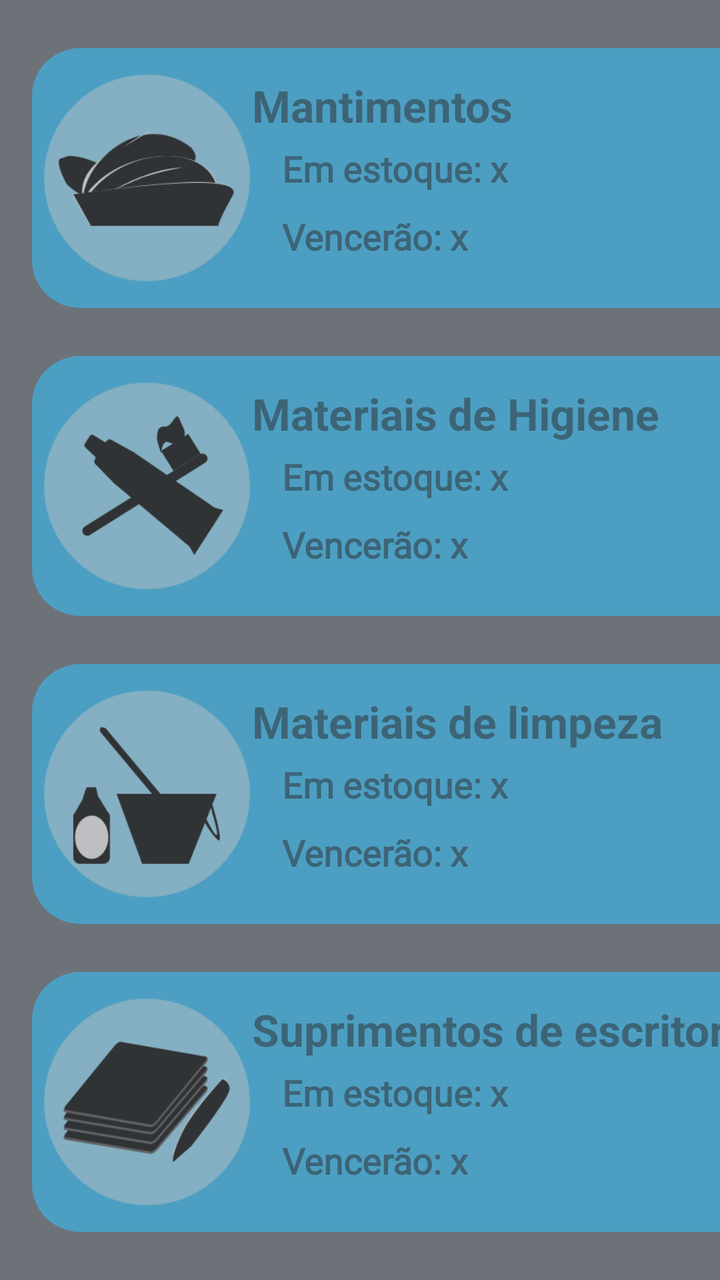
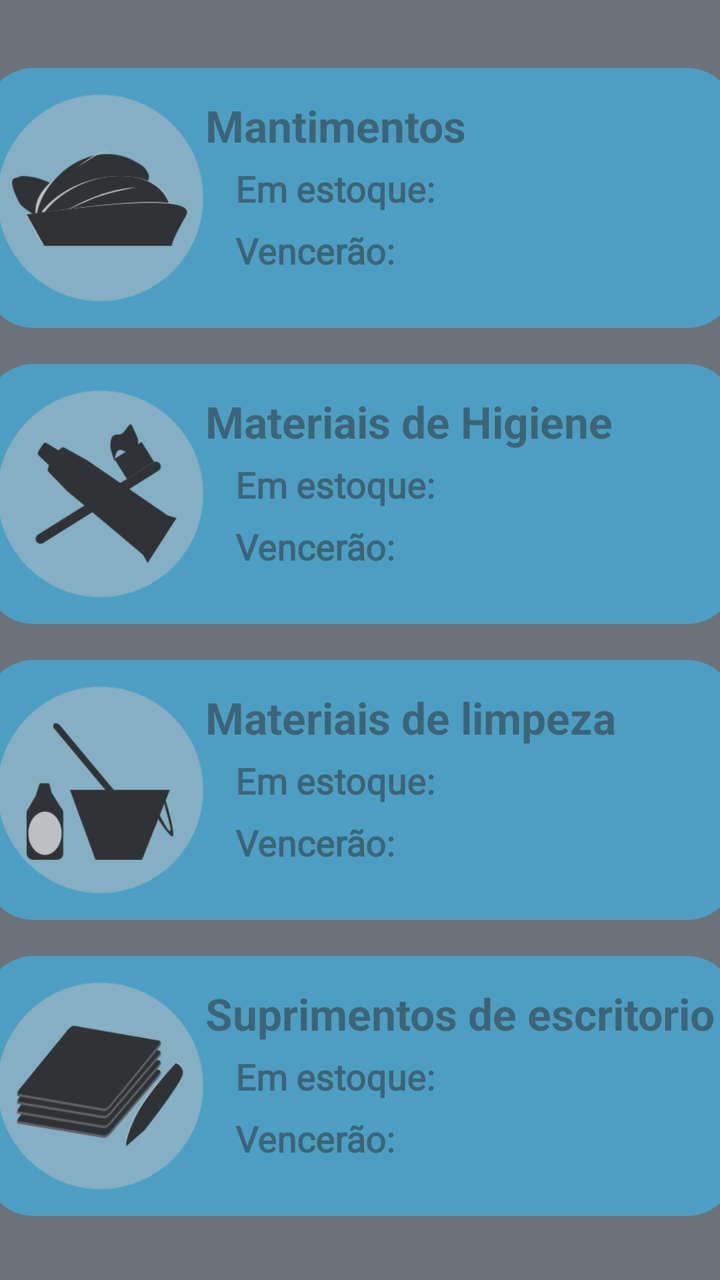

Compare the two renders of this Android layout. The source of the first and the diff that turns it into the second are given below.
<!-- AndroidManifest.xml: application theme AppTheme -->
<!-- res/layout/activity_home.xml -->
<?xml version="1.0" encoding="utf-8"?>
<androidx.constraintlayout.widget.ConstraintLayout xmlns:android="http://schemas.android.com/apk/res/android"
    xmlns:app="http://schemas.android.com/apk/res-auto"
    xmlns:tools="http://schemas.android.com/tools"
    android:layout_width="match_parent"
    android:layout_height="match_parent"
    android:background="@color/graphite"
    tools:context=".Home">

    <LinearLayout
        android:id="@+id/home_view"
        android:orientation="vertical"
        android:layout_width="match_parent"
        android:layout_height="wrap_content"
        app:layout_constraintTop_toTopOf="parent">

        <RelativeLayout
            android:clickable="true"
            android:focusable="true"
            android:layout_width="375dp"
            android:layout_height="130dp"
            android:layout_marginTop="24dp"
            android:layout_marginStart="16dp"
            android:background="@drawable/rounded_shape"
            android:backgroundTint="@color/softBlue"
            android:alpha="0.55">

            <androidx.appcompat.widget.AppCompatImageView
                android:id="@+id/food_icon"
                android:layout_width="115dp"
                android:layout_height="115dp"
                android:layout_marginTop="7.5dp"
                android:background="@drawable/food_icon" />

            <TextView
                android:layout_width="wrap_content"
                android:layout_height="wrap_content"
                android:text="@string/food"
                android:textSize="22sp"
                android:textStyle="bold"
                android:layout_marginStart="110dp"
                android:layout_marginTop="14dp"/>

            <TextView
                android:layout_width="wrap_content"
                android:layout_height="wrap_content"
                android:text="@string/quantity"
                android:textSize="18sp"
                android:textStyle="bold"
                android:fontFamily="@font/noto_serif_bold"
                android:layout_marginStart="125dp"
                android:layout_marginTop="48dp"/>

            <TextView
                android:layout_width="wrap_content"
                android:layout_height="wrap_content"
                android:text="@string/vence"
                android:textSize="18sp"
                android:textStyle="bold"
                android:fontFamily="@font/noto_serif_bold"
                android:layout_marginStart="125dp"
                android:layout_marginTop="82dp"/>

        </RelativeLayout>

        <RelativeLayout
            android:clickable="true"
            android:focusable="true"
            android:layout_width="375dp"
            android:layout_height="130dp"
            android:layout_marginTop="24dp"
            android:layout_marginStart="16dp"
            android:background="@drawable/rounded_shape"
            android:backgroundTint="@color/softBlue"
            android:alpha="0.55">

            <androidx.appcompat.widget.AppCompatImageView
                android:layout_width="115dp"
                android:layout_height="115dp"
                android:layout_marginTop="7.5dp"
                android:background="@drawable/higienis_icon" />

            <TextView
                android:layout_width="wrap_content"
                android:layout_height="wrap_content"
                android:text="@string/self_clean"
                android:textSize="22sp"
                android:textStyle="bold"
                android:layout_marginStart="110dp"
                android:layout_marginTop="14dp"/>

            <TextView
                android:layout_width="wrap_content"
                android:layout_height="wrap_content"
                android:text="@string/quantity"
                android:textSize="18sp"
                android:textStyle="bold"
                android:fontFamily="@font/noto_serif_bold"
                android:layout_marginStart="125dp"
                android:layout_marginTop="48dp"/>

            <TextView
                android:layout_width="wrap_content"
                android:layout_height="wrap_content"
                android:text="@string/vence"
                android:textSize="18sp"
                android:textStyle="bold"
                android:fontFamily="@font/noto_serif_bold"
                android:layout_marginStart="125dp"
                android:layout_marginTop="82dp"/>

        </RelativeLayout>

        <RelativeLayout
            android:clickable="true"
            android:focusable="true"
            android:layout_width="375dp"
            android:layout_height="130dp"
            android:layout_marginTop="24dp"
            android:layout_marginStart="16dp"
            android:background="@drawable/rounded_shape"
            android:backgroundTint="@color/softBlue"
            android:alpha="0.55">

            <androidx.appcompat.widget.AppCompatImageView
                android:layout_width="115dp"
                android:layout_height="115dp"
                android:layout_marginTop="7.5dp"
                android:background="@drawable/cleaning_icon" />

            <TextView
                android:layout_width="wrap_content"
                android:layout_height="wrap_content"
                android:text="@string/clean"
                android:textSize="22sp"
                android:textStyle="bold"
                android:layout_marginStart="110dp"
                android:layout_marginTop="14dp"/>

            <TextView
                android:layout_width="wrap_content"
                android:layout_height="wrap_content"
                android:text="@string/quantity"
                android:textSize="18sp"
                android:textStyle="bold"
                android:fontFamily="@font/noto_serif_bold"
                android:layout_marginStart="125dp"
                android:layout_marginTop="48dp"/>

            <TextView
                android:layout_width="wrap_content"
                android:layout_height="wrap_content"
                android:text="@string/vence"
                android:textSize="18sp"
                android:textStyle="bold"
                android:fontFamily="@font/noto_serif_bold"
                android:layout_marginStart="125dp"
                android:layout_marginTop="82dp"/>

        </RelativeLayout>

        <RelativeLayout
            android:clickable="true"
            android:focusable="true"
            android:layout_width="375dp"
            android:layout_height="130dp"
            android:layout_marginTop="24dp"
            android:layout_marginStart="16dp"
            android:background="@drawable/rounded_shape"
            android:backgroundTint="@color/softBlue"
            android:alpha="0.55">

            <androidx.appcompat.widget.AppCompatImageView
                android:layout_width="115dp"
                android:layout_height="115dp"
                android:layout_marginTop="7.5dp"
                android:background="@drawable/office_icon" />

            <TextView
                android:layout_width="wrap_content"
                android:layout_height="wrap_content"
                android:text="@string/office"
                android:textSize="22sp"
                android:textStyle="bold"
                android:layout_marginStart="110dp"
                android:layout_marginTop="14dp"/>

            <TextView
                android:layout_width="wrap_content"
                android:layout_height="wrap_content"
                android:text="@string/quantity"
                android:textSize="18sp"
                android:textStyle="bold"
                android:fontFamily="@font/noto_serif_bold"
                android:layout_marginStart="125dp"
                android:layout_marginTop="48dp"/>

            <TextView
                android:layout_width="wrap_content"
                android:layout_height="wrap_content"
                android:text="@string/vence"
                android:textSize="18sp"
                android:textStyle="bold"
                android:fontFamily="@font/noto_serif_bold"
                android:layout_marginStart="125dp"
                android:layout_marginTop="82dp"/>

        </RelativeLayout>

    </LinearLayout>
</androidx.constraintlayout.widget.ConstraintLayout>
<!-- resources referenced by this layout -->
<resources>
  <color name="graphite">#6D7278</color>
  <color name="softBlue">#32C5FF</color>
  <!-- drawable cleaning_icon: png bitmap (drawable, 13302 bytes) -->
  <!-- drawable food_icon: png bitmap (drawable, 13452 bytes) -->
  <!-- drawable higienis_icon: png bitmap (drawable, 14084 bytes) -->
  <!-- drawable office_icon: png bitmap (drawable, 17170 bytes) -->
  <!-- drawable rounded_shape (drawable) -->
  <?xml version="1.0" encoding="utf-8"?>
  <shape xmlns:android="http://schemas.android.com/apk/res/android">
      <solid android:color="@color/boldBlue"/>
      <corners android:radius="24dp"/>
  </shape>
  <string name="clean">Materiais de limpeza</string>
  <string name="food">Mantimentos</string>
  <string name="office">Suprimentos de escritorio</string>
  <string name="quantity">Em estoque: x</string>
  <string name="self_clean">Materiais de Higiene</string>
  <string name="vence">Vencerão: x</string>
  <style name="AppTheme" parent="Theme.AppCompat.Light.NoActionBar">
          
          <item name="colorPrimary">@color/colorPrimary</item>
          <item name="colorPrimaryDark">@color/colorPrimaryDark</item>
          <item name="colorAccent">@color/colorAccent</item>
  
          <item name="android:navigationBarColor">@color/graphite</item>
          <item name="android:statusBarColor">@color/graphite</item>
      </style>
  <color name="boldBlue">#3296FF</color>
  <color name="colorPrimary">#008577</color>
  <color name="colorPrimaryDark">#00574B</color>
  <color name="colorAccent">#D81B60</color>
</resources>

<!-- the commit's change to res/layout/activity_home.xml (unified diff, before → after) -->
@@ -11,16 +11,18 @@
         android:id="@+id/home_view"
         android:orientation="vertical"
         android:layout_width="match_parent"
-        android:layout_height="wrap_content"
-        app:layout_constraintTop_toTopOf="parent">
+        android:layout_height="match_parent"
+        android:layout_marginTop="16dp"
+        app:layout_constraintTop_toTopOf="parent"
+        app:layout_constraintStart_toStartOf="parent">
 
         <RelativeLayout
             android:clickable="true"
             android:focusable="true"
             android:layout_width="375dp"
             android:layout_height="130dp"
-            android:layout_marginTop="24dp"
-            android:layout_marginStart="16dp"
+            android:layout_marginTop="18dp"
+            android:layout_gravity="center_horizontal"
             android:background="@drawable/rounded_shape"
             android:backgroundTint="@color/softBlue"
             android:alpha="0.55">
@@ -41,25 +43,67 @@
                 android:layout_marginStart="110dp"
                 android:layout_marginTop="14dp"/>
 
-            <TextView
-                android:layout_width="wrap_content"
-                android:layout_height="wrap_content"
-                android:text="@string/quantity"
-                android:textSize="18sp"
-                android:textStyle="bold"
-                android:fontFamily="@font/noto_serif_bold"
-                android:layout_marginStart="125dp"
-                android:layout_marginTop="48dp"/>
-
-            <TextView
-                android:layout_width="wrap_content"
-                android:layout_height="wrap_content"
-                android:text="@string/vence"
-                android:textSize="18sp"
-                android:textStyle="bold"
-                android:fontFamily="@font/noto_serif_bold"
-                android:layout_marginStart="125dp"
-                android:layout_marginTop="82dp"/>
+            <LinearLayout
+                android:layout_width="wrap_content"
+                android:layout_height="wrap_content"
+                android:orientation="horizontal"
+                android:layout_marginStart="125dp"
+                android:layout_marginTop="48dp">
+
+                <TextView
+                    android:layout_width="wrap_content"
+                    android:layout_height="wrap_content"
+                    android:text="@string/quantity"
+                    android:textSize="18sp"
+                    android:textStyle="bold"
+                    android:fontFamily="@font/noto_serif_bold"/>
+
+                <TextView
+                    android:id="@+id/food_stock"
+                    android:layout_width="wrap_content"
+                    android:textAlignment="center"
+                    android:layout_height="32dp"
+                    android:background="@drawable/rounded_shape"
+                    android:backgroundTint="@color/graphite"
+                    android:textSize="18sp"
+                    android:alpha="0.75"
+                    android:textColor="@android:color/white"
+                    android:textStyle="bold"
+                    android:fontFamily="@font/noto_serif_bold"
+                    android:layout_marginStart="6dp"/>
+
+            </LinearLayout>
+
+            <LinearLayout
+                android:layout_width="wrap_content"
+                android:layout_height="wrap_content"
+                android:orientation="horizontal"
+                android:layout_marginStart="125dp"
+                android:layout_marginTop="79dp">
+
+                <TextView
+                    android:layout_width="wrap_content"
+                    android:layout_height="wrap_content"
+                    android:fontFamily="@font/noto_serif_bold"
+                    android:text="@string/vence"
+                    android:textSize="18sp"
+                    android:textStyle="bold" />
+
+                <TextView
+                    android:id="@+id/food_vencidos"
+                    android:layout_width="wrap_content"
+                    android:layout_height="32dp"
+                    android:layout_marginStart="6dp"
+                    android:alpha="0.75"
+                    android:background="@drawable/rounded_shape"
+                    android:backgroundTint="@color/graphite"
+                    android:fontFamily="@font/noto_serif_bold"
+                    android:textAlignment="center"
+                    android:textColor="@android:color/white"
+                    android:textSize="18sp"
+                    android:textStyle="bold" />
+
+            </LinearLayout>
 
         </RelativeLayout>
 
@@ -68,8 +112,8 @@
             android:focusable="true"
             android:layout_width="375dp"
             android:layout_height="130dp"
-            android:layout_marginTop="24dp"
-            android:layout_marginStart="16dp"
+            android:layout_marginTop="18dp"
+            android:layout_gravity="center_horizontal"
             android:background="@drawable/rounded_shape"
             android:backgroundTint="@color/softBlue"
             android:alpha="0.55">
@@ -89,25 +133,67 @@
                 android:layout_marginStart="110dp"
                 android:layout_marginTop="14dp"/>
 
-            <TextView
-                android:layout_width="wrap_content"
-                android:layout_height="wrap_content"
-                android:text="@string/quantity"
-                android:textSize="18sp"
-                android:textStyle="bold"
-                android:fontFamily="@font/noto_serif_bold"
-                android:layout_marginStart="125dp"
-                android:layout_marginTop="48dp"/>
-
-            <TextView
-                android:layout_width="wrap_content"
-                android:layout_height="wrap_content"
-                android:text="@string/vence"
-                android:textSize="18sp"
-                android:textStyle="bold"
-                android:fontFamily="@font/noto_serif_bold"
-                android:layout_marginStart="125dp"
-                android:layout_marginTop="82dp"/>
+            <LinearLayout
+                android:layout_width="wrap_content"
+                android:layout_height="wrap_content"
+                android:orientation="horizontal"
+                android:layout_marginStart="125dp"
+                android:layout_marginTop="48dp">
+
+                <TextView
+                    android:layout_width="wrap_content"
+                    android:layout_height="wrap_content"
+                    android:text="@string/quantity"
+                    android:textSize="18sp"
+                    android:textStyle="bold"
+                    android:fontFamily="@font/noto_serif_bold"/>
+
+                <TextView
+                    android:id="@+id/higiene_stock"
+                    android:layout_width="wrap_content"
+                    android:textAlignment="center"
+                    android:layout_height="32dp"
+                    android:background="@drawable/rounded_shape"
+                    android:backgroundTint="@color/graphite"
+                    android:textSize="18sp"
+                    android:alpha="0.75"
+                    android:textColor="@android:color/white"
+                    android:textStyle="bold"
+                    android:fontFamily="@font/noto_serif_bold"
+                    android:layout_marginStart="6dp"/>
+
+            </LinearLayout>
+
+            <LinearLayout
+                android:layout_width="wrap_content"
+                android:layout_height="wrap_content"
+                android:orientation="horizontal"
+                android:layout_marginStart="125dp"
+                android:layout_marginTop="79dp">
+
+                <TextView
+                    android:layout_width="wrap_content"
+                    android:layout_height="wrap_content"
+                    android:fontFamily="@font/noto_serif_bold"
+                    android:text="@string/vence"
+                    android:textSize="18sp"
+                    android:textStyle="bold" />
+
+                <TextView
+                    android:id="@+id/higiene_vencidos"
+                    android:layout_width="wrap_content"
+                    android:layout_height="32dp"
+                    android:layout_marginStart="6dp"
+                    android:alpha="0.75"
+                    android:background="@drawable/rounded_shape"
+                    android:backgroundTint="@color/graphite"
+                    android:fontFamily="@font/noto_serif_bold"
+                    android:textAlignment="center"
+                    android:textColor="@android:color/white"
+                    android:textSize="18sp"
+                    android:textStyle="bold" />
+
+            </LinearLayout>
 
         </RelativeLayout>
 
@@ -116,8 +202,8 @@
             android:focusable="true"
             android:layout_width="375dp"
             android:layout_height="130dp"
-            android:layout_marginTop="24dp"
-            android:layout_marginStart="16dp"
+            android:layout_marginTop="18dp"
+            android:layout_gravity="center_horizontal"
             android:background="@drawable/rounded_shape"
             android:backgroundTint="@color/softBlue"
             android:alpha="0.55">
@@ -137,35 +223,76 @@
                 android:layout_marginStart="110dp"
                 android:layout_marginTop="14dp"/>
 
-            <TextView
-                android:layout_width="wrap_content"
-                android:layout_height="wrap_content"
-                android:text="@string/quantity"
-                android:textSize="18sp"
-                android:textStyle="bold"
-                android:fontFamily="@font/noto_serif_bold"
-                android:layout_marginStart="125dp"
-                android:layout_marginTop="48dp"/>
-
-            <TextView
-                android:layout_width="wrap_content"
-                android:layout_height="wrap_content"
-                android:text="@string/vence"
-                android:textSize="18sp"
-                android:textStyle="bold"
-                android:fontFamily="@font/noto_serif_bold"
-                android:layout_marginStart="125dp"
-                android:layout_marginTop="82dp"/>
+            <LinearLayout
+                android:layout_width="wrap_content"
+                android:layout_height="wrap_content"
+                android:orientation="horizontal"
+                android:layout_marginStart="125dp"
+                android:layout_marginTop="48dp">
+
+                <TextView
+                    android:layout_width="wrap_content"
+                    android:layout_height="wrap_content"
+                    android:text="@string/quantity"
+                    android:textSize="18sp"
+                    android:textStyle="bold"
+                    android:fontFamily="@font/noto_serif_bold"/>
+
+                <TextView
+                    android:id="@+id/cleanner_stock"
+                    android:layout_width="wrap_content"
+                    android:textAlignment="center"
+                    android:layout_height="32dp"
+                    android:background="@drawable/rounded_shape"
+                    android:backgroundTint="@color/graphite"
+                    android:textSize="18sp"
+                    android:alpha="0.75"
+                    android:textColor="@android:color/white"
+                    android:textStyle="bold"
+                    android:fontFamily="@font/noto_serif_bold"
+                    android:layout_marginStart="6dp"/>
+
+            </LinearLayout>
+
+            <LinearLayout
+                android:layout_width="wrap_content"
+                android:layout_height="wrap_content"
+                android:orientation="horizontal"
+                android:layout_marginStart="125dp"
+                android:layout_marginTop="79dp">
+
+                <TextView
+                    android:layout_width="wrap_content"
+                    android:layout_height="wrap_content"
+                    android:fontFamily="@font/noto_serif_bold"
+                    android:text="@string/vence"
+                    android:textSize="18sp"
+                    android:textStyle="bold" />
+
+                <TextView
+                    android:id="@+id/cleanner_vencidos"
+                    android:layout_width="wrap_content"
+                    android:layout_height="32dp"
+                    android:layout_marginStart="6dp"
+                    android:alpha="0.75"
+                    android:background="@drawable/rounded_shape"
+                    android:backgroundTint="@color/graphite"
+                    android:fontFamily="@font/noto_serif_bold"
+                    android:textAlignment="center"
+                    android:textColor="@android:color/white"
+                    android:textSize="18sp"
+                    android:textStyle="bold" />
+
+            </LinearLayout>
 
         </RelativeLayout>
-
         <RelativeLayout
             android:clickable="true"
             android:focusable="true"
             android:layout_width="375dp"
             android:layout_height="130dp"
-            android:layout_marginTop="24dp"
-            android:layout_marginStart="16dp"
+            android:layout_marginTop="18dp"
+            android:layout_gravity="center_horizontal"
             android:background="@drawable/rounded_shape"
             android:backgroundTint="@color/softBlue"
             android:alpha="0.55">
@@ -185,27 +312,70 @@
                 android:layout_marginStart="110dp"
                 android:layout_marginTop="14dp"/>
 
-            <TextView
-                android:layout_width="wrap_content"
-                android:layout_height="wrap_content"
-                android:text="@string/quantity"
-                android:textSize="18sp"
-                android:textStyle="bold"
-                android:fontFamily="@font/noto_serif_bold"
-                android:layout_marginStart="125dp"
-                android:layout_marginTop="48dp"/>
-
-            <TextView
-                android:layout_width="wrap_content"
-                android:layout_height="wrap_content"
-                android:text="@string/vence"
-                android:textSize="18sp"
-                android:textStyle="bold"
-                android:fontFamily="@font/noto_serif_bold"
-                android:layout_marginStart="125dp"
-                android:layout_marginTop="82dp"/>
+            <LinearLayout
+                android:layout_width="wrap_content"
+                android:layout_height="wrap_content"
+                android:orientation="horizontal"
+                android:layout_marginStart="125dp"
+                android:layout_marginTop="48dp">
+
+                <TextView
+                    android:layout_width="wrap_content"
+                    android:layout_height="wrap_content"
+                    android:text="@string/quantity"
+                    android:textSize="18sp"
+                    android:textStyle="bold"
+                    android:fontFamily="@font/noto_serif_bold"/>
+
+                <TextView
+                    android:id="@+id/officer_stock"
+                    android:layout_width="wrap_content"
+                    android:textAlignment="center"
+                    android:layout_height="32dp"
+                    android:background="@drawable/rounded_shape"
+                    android:backgroundTint="@color/graphite"
+                    android:textSize="18sp"
+                    android:alpha="0.75"
+                    android:textColor="@android:color/white"
+                    android:textStyle="bold"
+                    android:fontFamily="@font/noto_serif_bold"
+                    android:layout_marginStart="6dp"/>
+
+            </LinearLayout>
+
+            <LinearLayout
+                android:layout_width="wrap_content"
+                android:layout_height="wrap_content"
+                android:orientation="horizontal"
+                android:layout_marginStart="125dp"
+                android:layout_marginTop="79dp">
+
+                <TextView
+                    android:layout_width="wrap_content"
+                    android:layout_height="wrap_content"
+                    android:fontFamily="@font/noto_serif_bold"
+                    android:text="@string/vence"
+                    android:textSize="18sp"
+                    android:textStyle="bold" />
+
+                <TextView
+                    android:id="@+id/office_vencidos"
+                    android:layout_width="wrap_content"
+                    android:layout_height="32dp"
+                    android:layout_marginStart="6dp"
+                    android:alpha="0.75"
+                    android:background="@drawable/rounded_shape"
+                    android:backgroundTint="@color/graphite"
+                    android:fontFamily="@font/noto_serif_bold"
+                    android:textAlignment="center"
+                    android:textColor="@android:color/white"
+                    android:textSize="18sp"
+                    android:textStyle="bold" />
+
+            </LinearLayout>
 
         </RelativeLayout>
 
     </LinearLayout>
+
 </androidx.constraintlayout.widget.ConstraintLayout>
<!-- resource entries referenced after the edit -->
@@ -15,9 +15,9 @@
   <string name="clean">Materiais de limpeza</string>
   <string name="food">Mantimentos</string>
   <string name="office">Suprimentos de escritorio</string>
-  <string name="quantity">Em estoque: x</string>
+  <string name="quantity">Em estoque:</string>
   <string name="self_clean">Materiais de Higiene</string>
-  <string name="vence">Vencerão: x</string>
+  <string name="vence">Vencerão:</string>
   <style name="AppTheme" parent="Theme.AppCompat.Light.NoActionBar">
           
           <item name="colorPrimary">@color/colorPrimary</item>
